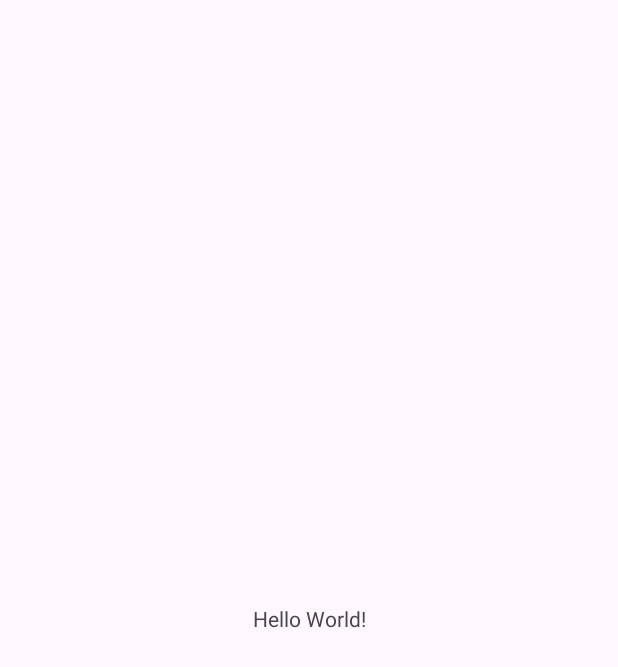
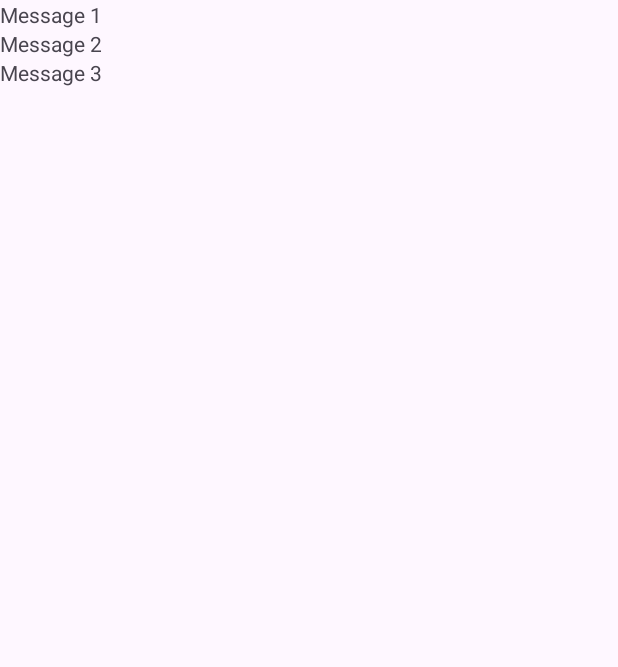
Before and after one commit to arthur7257/BasicStructureSample, an Android app: the screen it shows after launch (MainActivity), on a phone screen of 412 x 824 dp. Before the commit the part shown is almost empty. Shown: the top 667 px of the screen. Run offline under Robolectric (Android 15) with nearby library versions, the phone set to English and light mode, and no system bars.

Commit message:
Sample Feature Structure

```diff
--- a/app/build.gradle.kts
+++ b/app/build.gradle.kts
@@ -27,18 +27,17 @@ android {
     sourceCompatibility = JavaVersion.VERSION_1_8
     targetCompatibility = JavaVersion.VERSION_1_8
   }
-    kotlinOptions {
-        jvmTarget = "1.8"
-    }
+  kotlinOptions { jvmTarget = "1.8" }
+  buildFeatures { viewBinding = true }
 }
 
 dependencies {
-
   implementation(libs.androidx.core.ktx)
   implementation(libs.androidx.appcompat)
   implementation(libs.material)
   implementation(libs.androidx.activity)
   implementation(libs.androidx.constraintlayout)
+  implementation(libs.androidx.lifecycle.viewmodel.ktx)
   testImplementation(libs.junit)
   androidTestImplementation(libs.androidx.junit)
   androidTestImplementation(libs.androidx.espresso.core)
--- a/app/src/main/java/com/example/basicstructuresample/MainActivity.kt
+++ b/app/src/main/java/com/example/basicstructuresample/MainActivity.kt
@@ -5,13 +5,25 @@ import androidx.activity.enableEdgeToEdge
 import androidx.appcompat.app.AppCompatActivity
 import androidx.core.view.ViewCompat
 import androidx.core.view.WindowInsetsCompat
+import com.example.basicstructuresample.databinding.ActivityMainBinding
 
 class MainActivity : AppCompatActivity() {
+
+  private lateinit var binding: ActivityMainBinding
+  private lateinit var sampleView: SampleView
+  private val repository = SampleRepository()
+  private val viewModel = SampleViewModel(repository)
+
   override fun onCreate(savedInstanceState: Bundle?) {
     super.onCreate(savedInstanceState)
     enableEdgeToEdge()
-        setContentView(R.layout.activity_main)
-        ViewCompat.setOnApplyWindowInsetsListener(findViewById(R.id.main)) { v, insets ->
+    binding = ActivityMainBinding.inflate(layoutInflater)
+    setContentView(binding.root)
+    sampleView = SampleView(binding)
+    lifecycle.addObserver(viewModel)
+    viewModel.viewState.observe(this) { sampleView.render(it) }
+
+    ViewCompat.setOnApplyWindowInsetsListener(binding.main) { v, insets ->
       val systemBars = insets.getInsets(WindowInsetsCompat.Type.systemBars())
       v.setPadding(systemBars.left, systemBars.top, systemBars.right, systemBars.bottom)
       insets
--- /dev/null
+++ b/app/src/main/java/com/example/basicstructuresample/SampleAdapter.kt
@@ -0,0 +1,39 @@
+package com.example.basicstructuresample
+
+import android.view.LayoutInflater
+import android.view.ViewGroup
+import androidx.recyclerview.widget.DiffUtil
+import androidx.recyclerview.widget.ListAdapter
+import androidx.recyclerview.widget.RecyclerView.ViewHolder
+import com.example.basicstructuresample.databinding.ItemLayoutBinding
+
+class SampleAdapter : ListAdapter<Message, SampleAdapter.SampleViewHolder>(SampleDiffCallback()) {
+
+  override fun onCreateViewHolder(parent: ViewGroup, viewType: Int): SampleViewHolder =
+      SampleViewHolder(
+          ItemLayoutBinding.inflate(LayoutInflater.from(parent.context), parent, false))
+
+  override fun onBindViewHolder(holder: SampleViewHolder, position: Int) {
+    holder.bind(getItem(position))
+  }
+
+  class SampleViewHolder(private val itemLayoutBinding: ItemLayoutBinding) :
+      ViewHolder(itemLayoutBinding.root) {
+
+    fun bind(message: Message) {
+      itemLayoutBinding.messageText.text = message.text
+    }
+  }
+}
+
+private class SampleDiffCallback : DiffUtil.ItemCallback<Message>() {
+  override fun areItemsTheSame(oldItem: Message, newItem: Message): Boolean {
+    return oldItem == newItem
+  }
+
+  override fun areContentsTheSame(oldItem: Message, newItem: Message): Boolean {
+    return oldItem == newItem
+  }
+}
+
+data class Message(val text: String)
--- /dev/null
+++ b/app/src/main/java/com/example/basicstructuresample/SampleRepository.kt
@@ -0,0 +1,13 @@
+package com.example.basicstructuresample
+
+class SampleRepository {
+
+  suspend fun fetchSampleData(): Result<MessageResponse> {
+    Thread.sleep(2000)
+    return Result.success(
+        MessageResponse(
+            header = "Header", messages = listOf("Message 1", "Message 2", "Message 3")))
+  }
+
+  data class MessageResponse(val header: String, val messages: List<String>)
+}
--- /dev/null
+++ b/app/src/main/java/com/example/basicstructuresample/SampleView.kt
@@ -0,0 +1,42 @@
+package com.example.basicstructuresample
+
+import android.view.View
+import androidx.recyclerview.widget.LinearLayoutManager
+import androidx.recyclerview.widget.RecyclerView
+import com.example.basicstructuresample.databinding.ActivityMainBinding
+
+class SampleView(binding: ActivityMainBinding) {
+
+  private val recyclerView: RecyclerView = binding.recyclerView
+  private val adapter = SampleAdapter()
+
+  init {
+    recyclerView.layoutManager = LinearLayoutManager(recyclerView.context)
+    recyclerView.adapter = adapter
+  }
+
+  fun render(state: State) {
+    when (state) {
+      is State.Loading -> {
+        recyclerView.visibility = View.GONE
+      }
+      is State.Success -> {
+        recyclerView.visibility = View.VISIBLE
+        adapter.submitList(state.messageList)
+        // TODO: add header
+      }
+      is State.Error -> {
+        recyclerView.visibility = View.GONE
+        // TODO: show error message
+      }
+    }
+  }
+
+  sealed class State {
+    data object Loading : State()
+
+    data class Success(val header: String, val messageList: List<Message>) : State()
+
+    data class Error(val message: String) : State()
+  }
+}
--- /dev/null
+++ b/app/src/main/java/com/example/basicstructuresample/SampleViewModel.kt
@@ -0,0 +1,39 @@
+package com.example.basicstructuresample
+
+import androidx.lifecycle.Lifecycle
+import androidx.lifecycle.LifecycleEventObserver
+import androidx.lifecycle.LifecycleOwner
+import androidx.lifecycle.LiveData
+import androidx.lifecycle.MutableLiveData
+import androidx.lifecycle.ViewModel
+import androidx.lifecycle.viewModelScope
+import kotlinx.coroutines.launch
+
+class SampleViewModel(private val repository: SampleRepository) :
+    ViewModel(), LifecycleEventObserver {
+
+  private val _viewState: MutableLiveData<SampleView.State> = MutableLiveData()
+
+  val viewState: LiveData<SampleView.State> = _viewState
+
+  override fun onStateChanged(source: LifecycleOwner, event: Lifecycle.Event) {
+    when (event) {
+      Lifecycle.Event.ON_START -> {
+        viewModelScope.launch {
+          repository
+              .fetchSampleData()
+              .onSuccess { response ->
+                _viewState.value =
+                    SampleView.State.Success(
+                        header = response.header,
+                        messageList = response.messages.map { Message(it) })
+              }
+              .onFailure { error ->
+                _viewState.value = SampleView.State.Error(error.message ?: "Unknown error")
+              }
+        }
+      }
+      else -> {}
+    }
+  }
+}
--- a/app/src/main/res/layout/activity_main.xml
+++ b/app/src/main/res/layout/activity_main.xml
@@ -1,19 +1,14 @@
 <?xml version="1.0" encoding="utf-8"?>
 <androidx.constraintlayout.widget.ConstraintLayout xmlns:android="http://schemas.android.com/apk/res/android"
-    xmlns:app="http://schemas.android.com/apk/res-auto"
     xmlns:tools="http://schemas.android.com/tools"
     android:id="@+id/main"
     android:layout_width="match_parent"
     android:layout_height="match_parent"
     tools:context=".MainActivity">
 
-    <TextView
-        android:layout_width="wrap_content"
-        android:layout_height="wrap_content"
-        android:text="Hello World!"
-        app:layout_constraintBottom_toBottomOf="parent"
-        app:layout_constraintEnd_toEndOf="parent"
-        app:layout_constraintStart_toStartOf="parent"
-        app:layout_constraintTop_toTopOf="parent" />
+  <androidx.recyclerview.widget.RecyclerView
+      android:id="@+id/recycler_view"
+      android:layout_width="match_parent"
+      android:layout_height="match_parent" />
 
 </androidx.constraintlayout.widget.ConstraintLayout>
--- /dev/null
+++ b/app/src/main/res/layout/item_layout.xml
@@ -0,0 +1,5 @@
+<?xml version="1.0" encoding="utf-8"?>
+<TextView xmlns:android="http://schemas.android.com/apk/res/android"
+    android:id="@+id/message_text"
+    android:layout_width="match_parent"
+    android:layout_height="wrap_content" />
--- a/gradle/libs.versions.toml
+++ b/gradle/libs.versions.toml
@@ -9,6 +9,7 @@ appcompat = "1.7.0"
 material = "1.12.0"
 activity = "1.9.1"
 constraintlayout = "2.1.4"
+lifecycle-viewmodel-ktx = "2.8.4"
 
 [libraries]
 androidx-core-ktx = { group = "androidx.core", name = "core-ktx", version.ref = "coreKtx" }
@@ -19,6 +20,7 @@ androidx-appcompat = { group = "androidx.appcompat", name = "appcompat", version
 material = { group = "com.google.android.material", name = "material", version.ref = "material" }
 androidx-activity = { group = "androidx.activity", name = "activity", version.ref = "activity" }
 androidx-constraintlayout = { group = "androidx.constraintlayout", name = "constraintlayout", version.ref = "constraintlayout" }
+androidx-lifecycle-viewmodel-ktx = { group = "androidx.lifecycle", name = "lifecycle-viewmodel-ktx", version.ref = "lifecycle-viewmodel-ktx" }
 
 [plugins]
 android-application = { id = "com.android.application", version.ref = "agp" }
```
Lines whose indentation alone changed are shown as unchanged.
